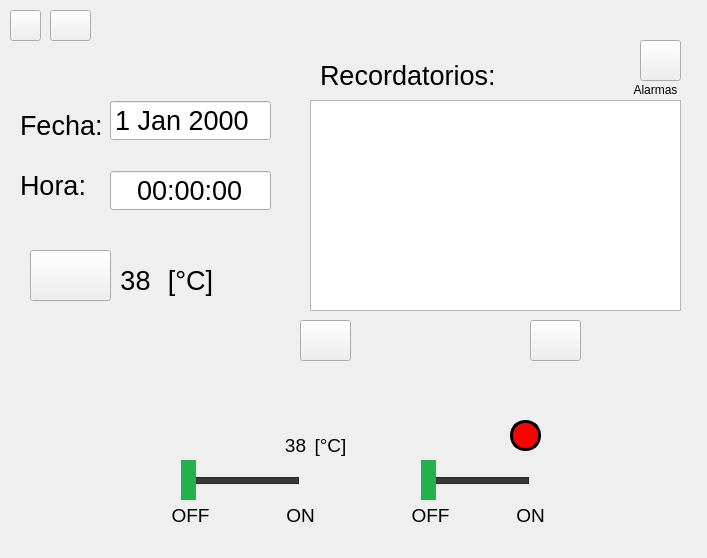
ronihdzz/IoT_domotica, file GUI/CUERPO/DISENO/main_dise.ui: the form before one commit.
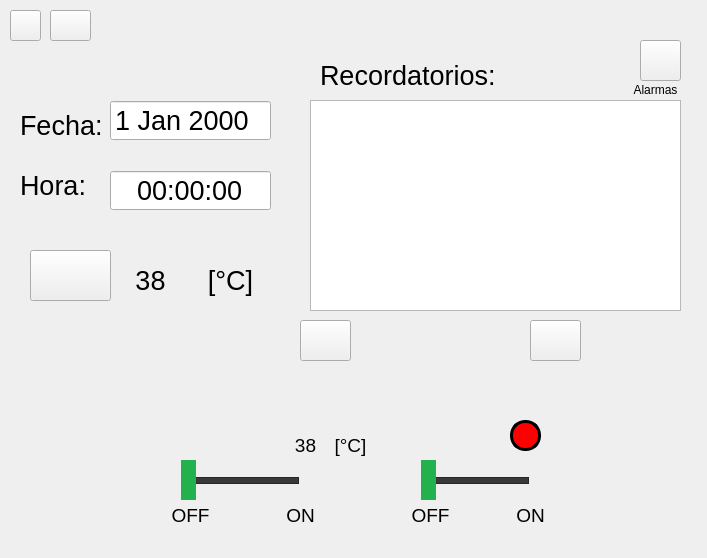
The form after the commit. Icons and pictures are not drawn.

```diff
--- a/GUI/CUERPO/DISENO/main_dise.ui
+++ b/GUI/CUERPO/DISENO/main_dise.ui
@@ -422,7 +422,7 @@
     <rect>
      <x>110</x>
      <y>260</y>
-     <width>51</width>
+     <width>81</width>
      <height>41</height>
     </rect>
    </property>
@@ -459,7 +459,7 @@
   <widget class="QLabel" name="label_2">
    <property name="geometry">
     <rect>
-     <x>160</x>
+     <x>200</x>
      <y>260</y>
      <width>61</width>
      <height>41</height>
@@ -572,7 +572,7 @@
     <rect>
      <x>280</x>
      <y>430</y>
-     <width>31</width>
+     <width>51</width>
      <height>31</height>
     </rect>
    </property>
@@ -591,7 +591,7 @@
   <widget class="QLabel" name="label_5">
    <property name="geometry">
     <rect>
-     <x>310</x>
+     <x>330</x>
      <y>430</y>
      <width>41</width>
      <height>31</height>
```
